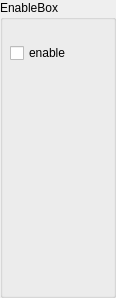
Above: control/enable.ui from jgrahsl/stereovision before the change. Below: the same form after it.
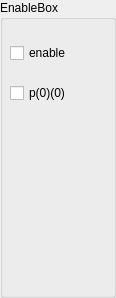
That is the form after the change.

What changed in the file:
```diff
--- a/control/enable.ui
+++ b/control/enable.ui
@@ -41,6 +41,19 @@
     <string>enable</string>
    </property>
   </widget>
+  <widget class="QCheckBox" name="p00">
+   <property name="geometry">
+    <rect>
+     <x>10</x>
+     <y>80</y>
+     <width>93</width>
+     <height>26</height>
+    </rect>
+   </property>
+   <property name="text">
+    <string>p(0)(0)</string>
+   </property>
+  </widget>
  </widget>
  <resources/>
  <connections/>
```
